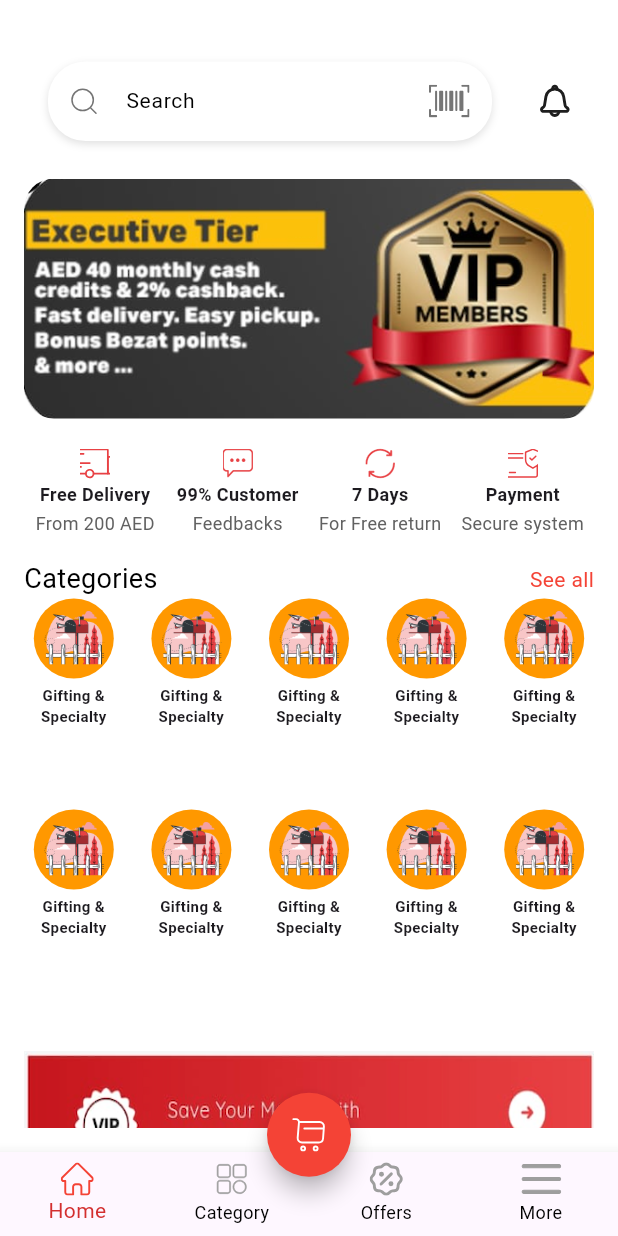
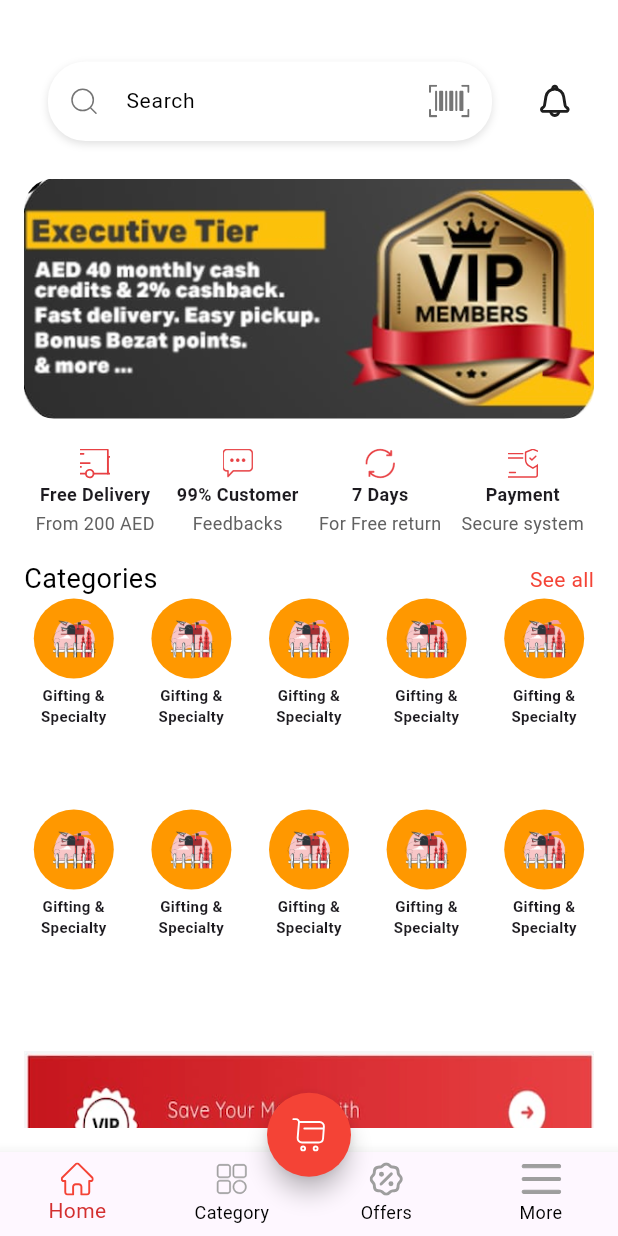
Before and after one commit to ayamohammed910/al_mushrif, a Flutter app: the AppLayoutScreen screen opened directly, on a phone screen of 412 x 824 dp. Run offline on Flutter 3.47's test engine with Material 3 defaults, Android fonts, the phone set to English and light mode, and no system bars; our stand-ins replace flutter_svg.

Commit message:
home review

```diff
--- a/lib/src/core/widgets/category_item_circle.dart
+++ b/lib/src/core/widgets/category_item_circle.dart
@@ -6,12 +6,12 @@
   final double size;
 
   const CategoryItemCircle({
-    Key? key,
+    super.key,
     required this.imagePath,
     required this.backgroundColor,
     required this.title,
     this.size = 100,
-  }) : super(key: key);
+  });
 
   @override
   Widget build(BuildContext context) {
@@ -22,6 +22,7 @@
           child: Container(
             width: size,
             height: size,
+            padding: const EdgeInsets.all(7.0),
             decoration: BoxDecoration(
               color: backgroundColor,
               shape: BoxShape.circle,
--- a/lib/src/core/widgets/custom_button.dart
+++ b/lib/src/core/widgets/custom_button.dart
@@ -8,13 +8,13 @@
   final double? width;
   final double? hight;
   const CustomButton({
-    Key? key,
+    super.key,
     required this.text,
     required this.onPressed,
     this.isPrimary = true,
     this.width,
     this.hight
-  }) : super(key: key);
+  });
 
   @override
   Widget build(BuildContext context) {
--- a/lib/src/core/widgets/custom_logo.dart
+++ b/lib/src/core/widgets/custom_logo.dart
@@ -8,8 +8,7 @@
     return  SizedBox(
       height: 200,
       child: Image.asset(
-        "assets/png/logo.png", // put the logo in assets folder
-
+        "assets/png/logo.png",
       ),
     );
   }
--- a/lib/src/features/app_layout/app_layout_imports.dart
+++ b/lib/src/features/app_layout/app_layout_imports.dart
@@ -9,5 +9,5 @@
 import 'package:flutter_svg/svg.dart';
 
 part 'presentation/screens/app_layout_screen.dart';
-part 'presentation/widgets/customNavItem.dart';
+part 'presentation/widgets/custom_nav_item.dart';
 part 'presentation/widgets/floating_button.dart';
--- a/lib/src/features/app_layout/presentation/screens/app_layout_screen.dart
+++ b/lib/src/features/app_layout/presentation/screens/app_layout_screen.dart
@@ -25,7 +25,6 @@
       floatingActionButton: FloatingButton(
         onPressed: () {},
       ),
-
       floatingActionButtonLocation: FloatingActionButtonLocation.centerDocked,
 
       bottomNavigationBar: BottomNavigationBar(
@@ -38,15 +37,12 @@
 
         selectedItemColor: Colors.red.shade700,
         unselectedItemColor: Colors.black,
-
         type: BottomNavigationBarType.fixed,
-
         items: [
           customNavItem(svgPath: 'assets/svg/home.svg', label: 'Home'),
           customNavItem(svgPath: 'assets/svg/category.svg', label: 'Category'),
           customNavItem(svgPath: 'assets/svg/offers.svg', label: 'Offers'),
           customNavItem(svgPath: 'assets/svg/menu_icon.svg', label: 'More'),
-
         ],
       ),
     );
--- a/lib/src/features/home/presentation/screens/home_screen.dart
+++ b/lib/src/features/home/presentation/screens/home_screen.dart
@@ -20,6 +20,7 @@
           children: [
             SearchBar(),
             Bannar(),
+            SizedBox(height: 20,),
             Row(
               children: [
                 ImageCard(
@@ -72,13 +73,11 @@
             CategoriesGridview(items: items),
             SizedBox(height: 50,),
 
-            Container(
-              child: Image.asset(
-                'assets/png/adver.png',
-                width: double.infinity,
-                height: 100,
-                fit: BoxFit.fill,
-              ),
+            Image.asset(
+              'assets/png/adver.png',
+              width: double.infinity,
+              height: 100,
+              fit: BoxFit.fill,
             ),
           ],
         ),
--- a/lib/src/features/home/presentation/widgets/categories_gridview.dart
+++ b/lib/src/features/home/presentation/widgets/categories_gridview.dart
@@ -4,7 +4,7 @@
   // If you want dynamic items, you can pass a smaller list and repeat them
   final List<Map<String, dynamic>> items;
 
-  const CategoriesGridview({Key? key, required this.items}) : super(key: key);
+  const CategoriesGridview({super.key, required this.items});
 
   @override
   Widget build(BuildContext context) {
--- a/lib/src/features/home/presentation/widgets/image_card.dart
+++ b/lib/src/features/home/presentation/widgets/image_card.dart
@@ -6,11 +6,11 @@
   final String subtitle;
 
   const ImageCard({
-    Key? key,
+    super.key,
     required this.imagePath,
     required this.title,
     required this.subtitle,
-  }) : super(key: key);
+  });
 
   @override
   Widget build(BuildContext context) {
@@ -18,8 +18,6 @@
       child: Column(
         crossAxisAlignment: CrossAxisAlignment.center,
         children: [
-          SizedBox(height: 20),
-
           SvgPicture.asset(imagePath, width: 20, height: 20, fit: BoxFit.cover),
           SizedBox(height: 2),
           CustomText(
--- a/lib/src/features/home/presentation/widgets/search_bar.dart
+++ b/lib/src/features/home/presentation/widgets/search_bar.dart
@@ -7,12 +7,12 @@
   final TextEditingController? controller;
 
   const SearchBar({
-    Key? key,
+    super.key,
     this.onSearchChanged,
     this.onSearchSubmitted,
     this.hintText = 'Search',
     this.controller,
-  }) : super(key: key);
+  });
 
   @override
   Widget build(BuildContext context) {
--- a/lib/src/features/offers/presentaions/widgets/offers_item_card.dart
+++ b/lib/src/features/offers/presentaions/widgets/offers_item_card.dart
@@ -48,7 +48,7 @@
                   top: 8,
                   right: 8,
                   child: InkWell(
-                    onTap: () {},
+                    onTap: onFavoriteTap,
                     child: SvgPicture.asset("assets/svg/empty_fav_icon.svg"),
                   ),
                 ),
```
Also changed, not shown: lib/src/features/categories/presentation/widgets/categories_section.dart (+5 -8 lines), lib/src/features/app_layout/presentation/widgets/custom_nav_item.dart (renamed from lib/src/features/app_layout/presentation/widgets/customNavItem.dart), 5 other files.
